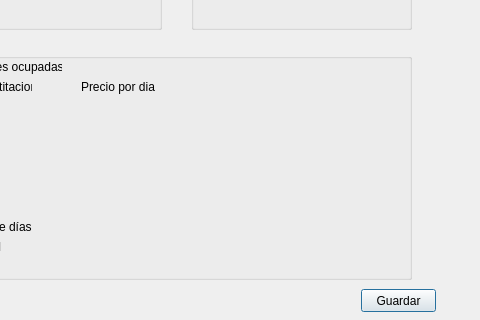
The window that Sistema_de_Registro_de_Hotel/gui_factura.ui (JeffersonFarCar/Sistema-de-Registro-de-Hotel) describes before a commit, drawn with Qt 5; both pictures show x 89 to 569 and y 201 to 521 of the 569 by 521 pixel window.
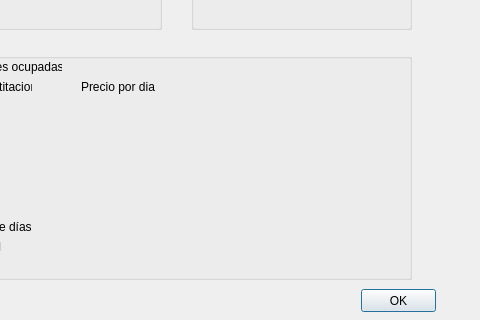
The same window after the commit.

Diff of the .ui file:
```diff
--- a/Sistema_de_Registro_de_Hotel/gui_factura.ui
+++ b/Sistema_de_Registro_de_Hotel/gui_factura.ui
@@ -393,7 +393,7 @@
     </rect>
    </property>
    <property name="text">
-    <string>Guardar</string>
+    <string>OK</string>
    </property>
   </widget>
  </widget>
```
